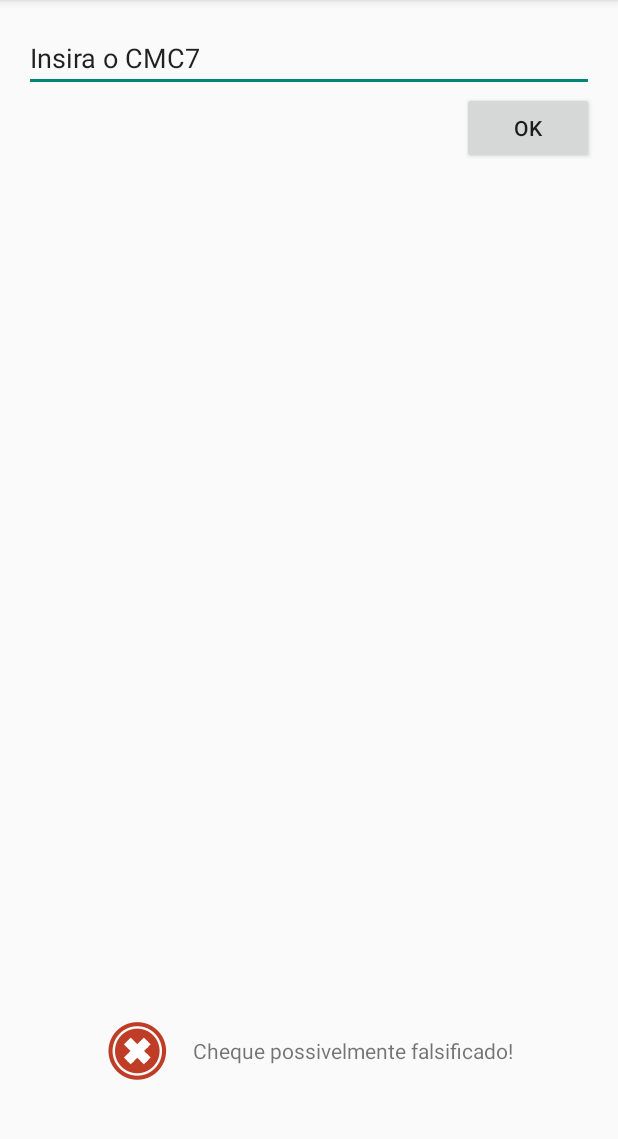
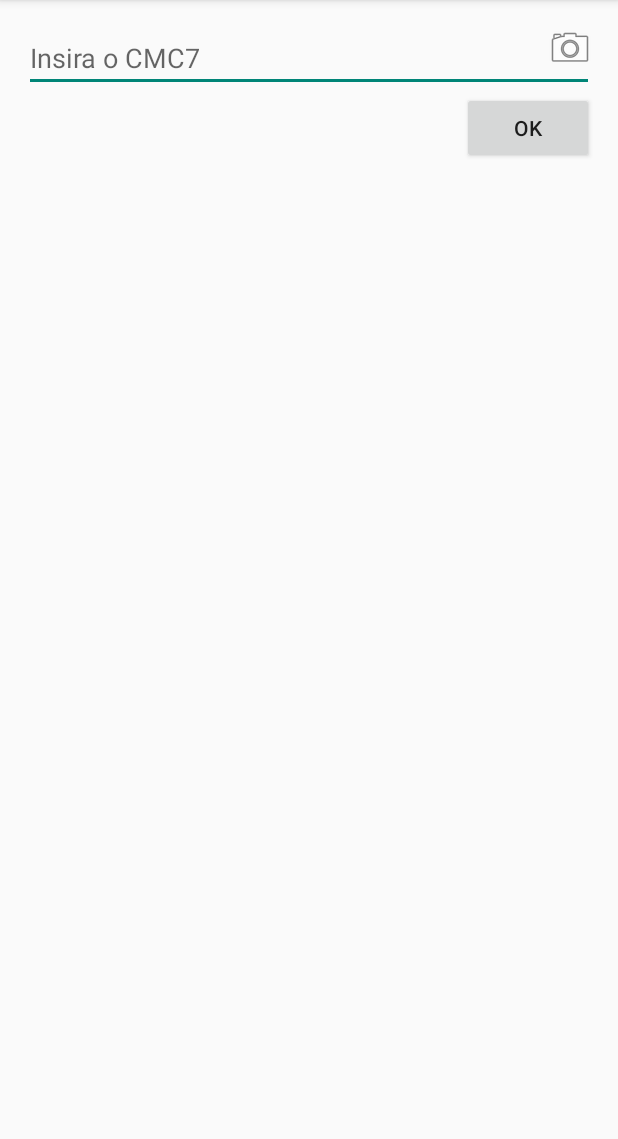
Before and after one commit to pedrofsn/android-cmc7-cheque-falso, an Android app: the fragment FragmentValidacao shown on its own in the app's theme, after a tap on "OK", on a phone screen of 412 x 824 dp, the part 84-1223 px from its top. Run offline under Robolectric (Android 15) with nearby library versions, the phone set to English and light mode, and no system bars.

Commit message:
Preparando para trabalhar com a biblioteca de leitura de código de barras.

```diff
--- a/app/src/main/java/cmc7/cheque/falso/FragmentValidacao.java
+++ b/app/src/main/java/cmc7/cheque/falso/FragmentValidacao.java
@@ -23,6 +23,7 @@ public class FragmentValidacao extends Fragment implements View.OnClickListener,
     private Button buttonOk;
     private LinearLayout linearLayout;
     private ImageView imageView;
+    private ImageView imageViewValidadeCheque;
     private TextView textView;
 
     private Validador validador;
@@ -45,6 +46,7 @@ public class FragmentValidacao extends Fragment implements View.OnClickListener,
         buttonOk = (Button) view.findViewById(R.id.buttonOk);
         linearLayout = (LinearLayout) view.findViewById(R.id.linearLayout);
         imageView = (ImageView) view.findViewById(R.id.imageView);
+        imageViewValidadeCheque = (ImageView) view.findViewById(R.id.imageViewValidadeCheque);
         textView = (TextView) view.findViewById(R.id.textView);
     }
 
@@ -52,6 +54,7 @@ public class FragmentValidacao extends Fragment implements View.OnClickListener,
     public void onStart() {
         super.onStart();
         validador = new Validador(getActivity());
+        imageView.setOnClickListener(this);
         editTextCmc7.addTextChangedListener(this);
         buttonOk.setOnClickListener(this);
     }
@@ -60,20 +63,25 @@ public class FragmentValidacao extends Fragment implements View.OnClickListener,
     public void onClick(View view) {
         switch (view.getId()) {
             case R.id.buttonOk:
-                if (cmc7anterior == cmc7)
+                if (cmc7anterior == cmc7) {
                     linearLayout.setVisibility(View.GONE);
+                }
 
                 cmc7 = editTextCmc7.getText().toString();
                 setResultadoValidacaoCheque(validador.validarCMC7(cmc7));
                 break;
+
+            case R.id.imageView:
+
+                break;
         }
     }
 
-    private void setResultadoValidacaoCheque(boolean caso) {
-        linearLayout.setVisibility(View.VISIBLE);
-        int drawable;
-        int string;
+    private void setResultadoValidacaoCheque(Boolean caso) {
+        int drawable = 0;
+        int string = 0;
 
+        if (caso != null) {
             if (caso) {
                 drawable = R.drawable.ic_positivo;
                 string = R.string.cheque_possivelmente_verdadeiro;
@@ -82,8 +90,12 @@ public class FragmentValidacao extends Fragment implements View.OnClickListener,
                 string = R.string.cheque_possivelmente_falso;
             }
 
-        imageView.setBackgroundResource(drawable);
+            imageViewValidadeCheque.setBackgroundResource(drawable);
             textView.setText(string);
+
+            linearLayout.setVisibility(View.VISIBLE);
+        }
+
 
         cmc7anterior = cmc7;
     }
@@ -100,8 +112,10 @@ public class FragmentValidacao extends Fragment implements View.OnClickListener,
 
     @Override
     public void afterTextChanged(Editable editable) {
-        if (cmc7anterior != null)
-            if (!editable.toString().equals(cmc7anterior))
+        if (cmc7anterior != null) {
+            if (!editable.toString().equals(cmc7anterior)) {
                 linearLayout.setVisibility(View.GONE);
             }
         }
+    }
+}
--- a/app/src/main/java/cmc7/cheque/falso/Validador.java
+++ b/app/src/main/java/cmc7/cheque/falso/Validador.java
@@ -29,7 +29,7 @@ public class Validador {
         this.context = context;
     }
 
-    public boolean validarCMC7(final String campo) {
+    public Boolean validarCMC7(final String campo) {
         if (campo != null && !campo.equals("")) {
 
             //String teste = "341026200184356765450006083914";
@@ -61,7 +61,7 @@ public class Validador {
             }
         } else {
             Toast.makeText(context, "Preencha o campo de CMC7", Toast.LENGTH_SHORT).show();
-            return false;
+            return null;
         }
     }
 
--- a/app/src/main/res/layout/fragment_validacao.xml
+++ b/app/src/main/res/layout/fragment_validacao.xml
@@ -8,18 +8,33 @@
     android:paddingBottom="@dimen/activity_vertical_margin"
     tools:context=".MyActivity$PlaceholderFragment">
 
-    <EditText
-        android:id="@+id/editTextCmc7"
-        android:text="@string/insira_cmc7"
+    <FrameLayout
+        android:id="@+id/frameLayout"
         android:layout_width="match_parent"
-        android:layout_height="wrap_content" />
+        android:layout_height="wrap_content">
+
+        <EditText
+            android:id="@+id/editTextCmc7"
+            android:hint="@string/insira_cmc7"
+            android:paddingRight="30dp"
+            android:layout_width="match_parent"
+            android:layout_height="wrap_content" />
+
+        <ImageView
+            android:id="@+id/imageView"
+            android:padding="5dp"
+            android:layout_width="wrap_content"
+            android:layout_height="wrap_content"
+            android:layout_gravity="right"
+            android:background="@android:drawable/ic_menu_camera" />
+    </FrameLayout>
 
     <Button
         android:layout_width="wrap_content"
         android:layout_height="wrap_content"
         android:text="@android:string/ok"
         android:id="@+id/buttonOk"
-        android:layout_below="@+id/editTextCmc7"
+        android:layout_below="@+id/frameLayout"
         android:layout_alignParentRight="true"
         android:layout_alignParentEnd="true" />
 
@@ -35,7 +50,7 @@
         android:layout_centerHorizontal="true">
 
         <ImageView
-            android:id="@+id/imageView"
+            android:id="@+id/imageViewValidadeCheque"
             android:layout_width="wrap_content"
             android:layout_height="wrap_content"
             android:background="@drawable/ic_positivo" />
```
Lines whose indentation alone changed are shown as unchanged.
